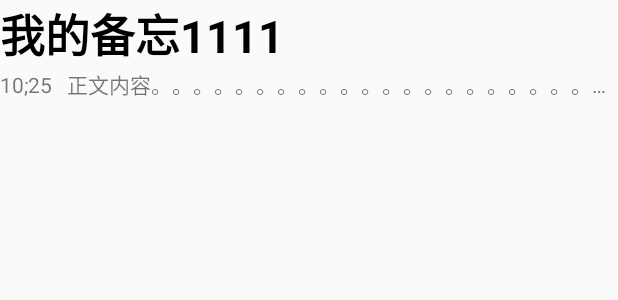
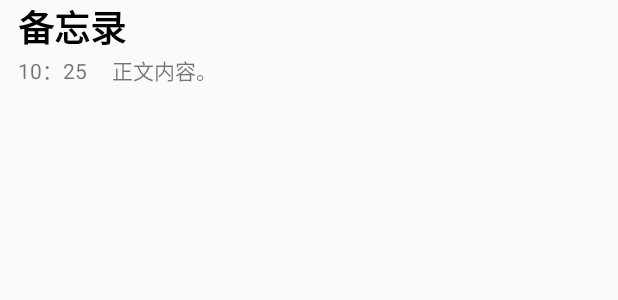
Before and after one commit to NSG-YEYING/memo, an Android app: the layout memo_item_show.xml on its own in the app's theme, with its tools: preview values and no code run, on a phone screen of 412 x 824 dp. Shown: the top 300 px of the screen. Run offline under Robolectric (Android 15) with nearby library versions, the phone set to English and light mode, and no system bars.

Commit message:
自动更新

```diff
--- a/memo/app/build.gradle
+++ b/memo/app/build.gradle
@@ -21,6 +21,7 @@ android {
 
 dependencies {
     compile fileTree(dir: 'libs', include: ['*.jar'])
+    compile 'com.android.support.constraint:constraint-layout:1.1.3'
     testCompile 'junit:junit:4.12'
     compile 'com.android.support:appcompat-v7:23.3.0'
 }
--- a/memo/app/src/main/AndroidManifest.xml
+++ b/memo/app/src/main/AndroidManifest.xml
@@ -8,6 +8,7 @@
         android:label="@string/app_name"
         android:supportsRtl="true"
         android:theme="@style/AppTheme">
+        <activity android:name=".MemoItemActivity"></activity>
         <activity android:name=".MainActivity">
             <intent-filter>
                 <action android:name="android.intent.action.MAIN" />
@@ -15,7 +16,7 @@
                 <category android:name="android.intent.category.LAUNCHER" />
             </intent-filter>
         </activity>
-        <activity android:name=".addmemo.AddActivity"></activity>
+        <activity android:name=".addmemo.AddActivity" />
     </application>
 
 </manifest>
--- a/memo/app/src/main/java/hanz/com/mymemo/DB/GetDataArrayList.java
+++ b/memo/app/src/main/java/hanz/com/mymemo/DB/GetDataArrayList.java
@@ -7,6 +7,7 @@ import android.util.Log;
 import android.widget.ListView;
 
 import java.util.ArrayList;
+import java.util.Collections;
 import java.util.Date;
 import java.util.List;
 
@@ -51,6 +52,8 @@ public class GetDataArrayList {
 
         cursor.close();
 
+        Collections.reverse(datas);
+
         return datas;
     }
 
--- a/memo/app/src/main/java/hanz/com/mymemo/MainAdapter.java
+++ b/memo/app/src/main/java/hanz/com/mymemo/MainAdapter.java
@@ -14,13 +14,13 @@ import java.util.List;
 
 public class MainAdapter extends BaseAdapter {
     //数据集合
-    private List<MainMemo> datas=null;
-    private Context context=null;
+    private List<MainMemo> datas = null;
+    private Context context = null;
     public MainAdapter(){}
     public MainAdapter(Context context,List<MainMemo> datas){
         //初始化数据
-        this.context=context;
-        this.datas=datas;
+        this.context = context;
+        this.datas = datas;
     }
     @Override
     public int getCount() {
@@ -36,11 +36,11 @@ public class MainAdapter extends BaseAdapter {
     }
     @Override
     public View getView(int position, View convertView, ViewGroup parent) {
-        ViewHolder viewHolder=null;
+        ViewHolder viewHolder = null;
             if (convertView == null) {
                 viewHolder = new ViewHolder();
-                convertView =LayoutInflater.from(context).inflate(
-                        R.layout.memo_item, null);
+                convertView = LayoutInflater.from(context).inflate(
+                        R.layout.memo_item_show, null);
                 //控件组装
                viewHolder.dataTitle = (TextView) convertView.findViewById(R.id.data_title);
                 viewHolder.dataContent = (TextView)convertView.findViewById(R.id.data_content);
@@ -66,8 +66,7 @@ public class MainAdapter extends BaseAdapter {
         return convertView ;
     }
 
-    private String formatDate(Date date){
-                        Log.d("ADAPTER", "date -- " + date);
+    public String formatDate(Date date){
 
         DateFormat dateFormat = new SimpleDateFormat("yyyy-MM-dd");
         String dataCreateTimeStr = dateFormat.format(date);
--- a/memo/app/src/main/res/layout/activity_main.xml
+++ b/memo/app/src/main/res/layout/activity_main.xml
@@ -54,9 +54,12 @@
     </LinearLayout>
 
         <ListView
+            android:id="@+id/memo_list"
             android:layout_width="match_parent"
             android:layout_height="match_parent"
-            android:id="@+id/memo_datas"/>
+            android:divider="@null"
+            android:dividerHeight="18dp"
+           />
 
 
 </LinearLayout>
--- a/memo/app/src/main/res/layout/memo_item.xml
+++ b/memo/app/src/main/res/layout/memo_item_show.xml
@@ -3,38 +3,41 @@
     android:orientation="vertical" android:layout_width="match_parent"
     android:layout_height="match_parent">
     <TextView
+        android:id="@+id/data_title"
         android:layout_width="match_parent"
         android:layout_height="wrap_content"
-        android:text="我的备忘1111"
-        android:id="@+id/data_title"
+        android:text="备忘录"
+        android:paddingStart="12dp"
         android:textColor="#000000"
-        android:textSize="30sp"
+        android:textSize="24sp"
         android:textStyle="bold"
         />
 
     <LinearLayout
         android:orientation="horizontal"
         android:layout_width="match_parent"
-        android:layout_height="wrap_content">
+        android:layout_height="wrap_content"
+        android:paddingLeft="12dp">
+
+        <TextView
+            android:id="@+id/data_create_time"
+            android:layout_width="wrap_content"
+            android:layout_height="wrap_content"
+            android:textAlignment="center"
+            android:text="10：25" />
 
         <TextView
             android:layout_width="wrap_content"
             android:layout_height="wrap_content"
-            android:text="10;25"
-            android:id="@+id/data_create_time" />
+            android:hint="     "/>
 
         <TextView
-            android:layout_width="10sp"
-            android:layout_height="wrap_content"
-            android:id="@+id/compoment_gap"/>
-
-        <TextView
-            android:layout_width="wrap_content"
+            android:id="@+id/data_content"
+            android:layout_width="match_parent"
             android:layout_height="wrap_content"
             android:scrollHorizontally="false"
             android:singleLine="true"
-            android:text="正文内容。。。。。。。。。。。。。。。。。。。。。。。。。。"
-            android:id="@+id/data_content" />
+            android:text="正文内容。" />
 
     </LinearLayout>
 
```
Also changed, not shown: memo/app/src/main/java/hanz/com/mymemo/MainActivity.java (+31 -32 lines), memo/app/src/main/java/hanz/com/mymemo/MemoItemActivity.java (added, +47 -0 lines), memo/app/src/main/java/hanz/com/mymemo/addmemo/AddActivity.java (+1 -6 lines), memo/app/src/main/res/layout/activity_memo_item.xml (added, +38 -0 lines).
